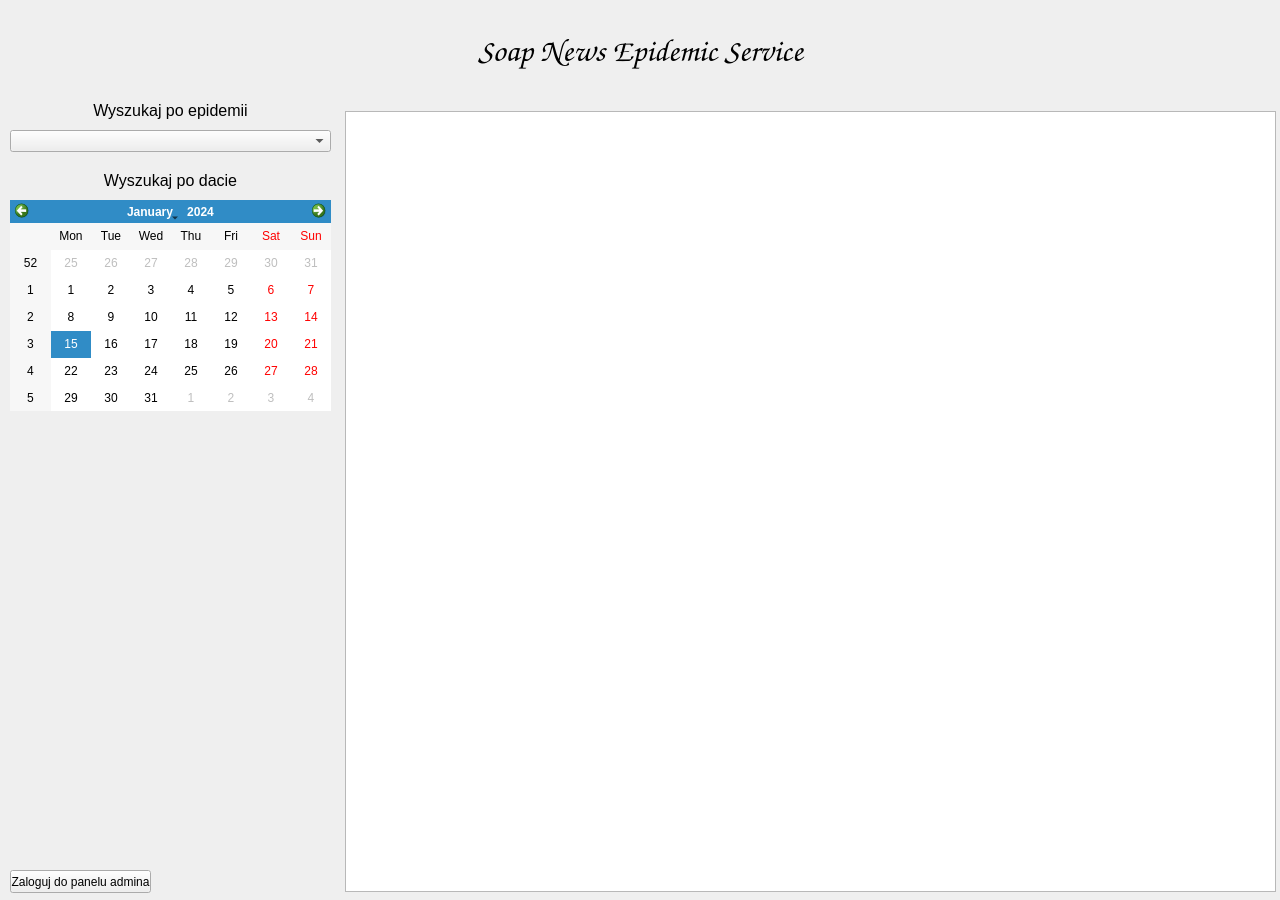
The window that client/client_main_window.ui (Hatulak/soap-epidemics-news-service) describes before a commit, drawn with Qt 5.
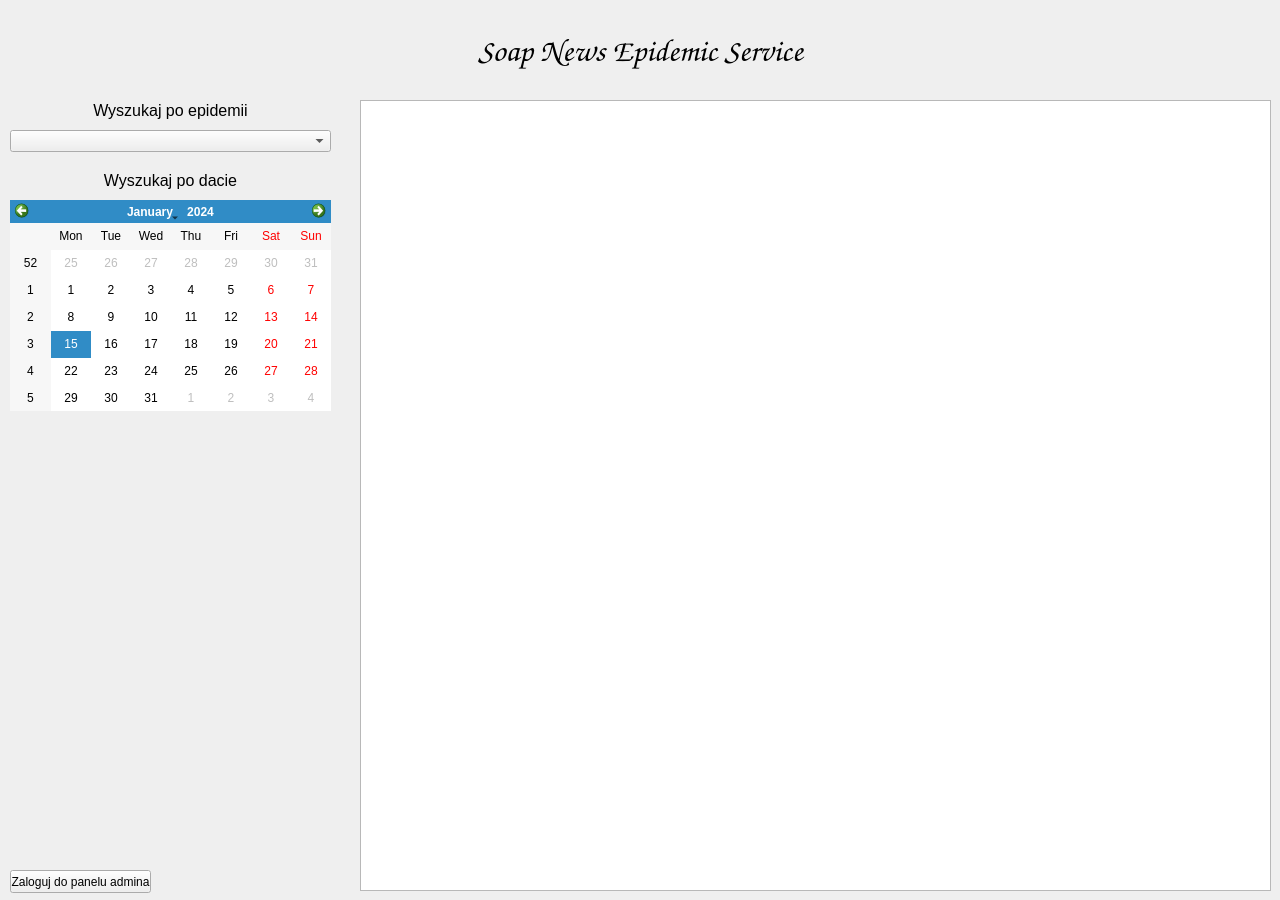
The same window after the commit.

```diff
--- a/client/client_main_window.ui
+++ b/client/client_main_window.ui
@@ -134,16 +134,6 @@
                  <number>0</number>
              </property>
          </widget>
-         <widget class="QListView" name="informationListView">
-             <property name="geometry">
-                 <rect>
-                     <x>345</x>
-                     <y>111</y>
-                     <width>931</width>
-                     <height>781</height>
-                 </rect>
-             </property>
-         </widget>
          <widget class="QPushButton" name="adminPanelButton">
              <property name="geometry">
                  <rect>
@@ -157,6 +147,16 @@
                  <string>Zaloguj do panelu admina</string>
              </property>
          </widget>
+   <widget class="QListWidget" name="listWidget">
+    <property name="geometry">
+     <rect>
+      <x>360</x>
+      <y>100</y>
+      <width>911</width>
+      <height>791</height>
+     </rect>
+    </property>
+   </widget>
      </widget>
  </widget>
  <resources/>
```
Lines whose indentation alone changed are shown as unchanged.
